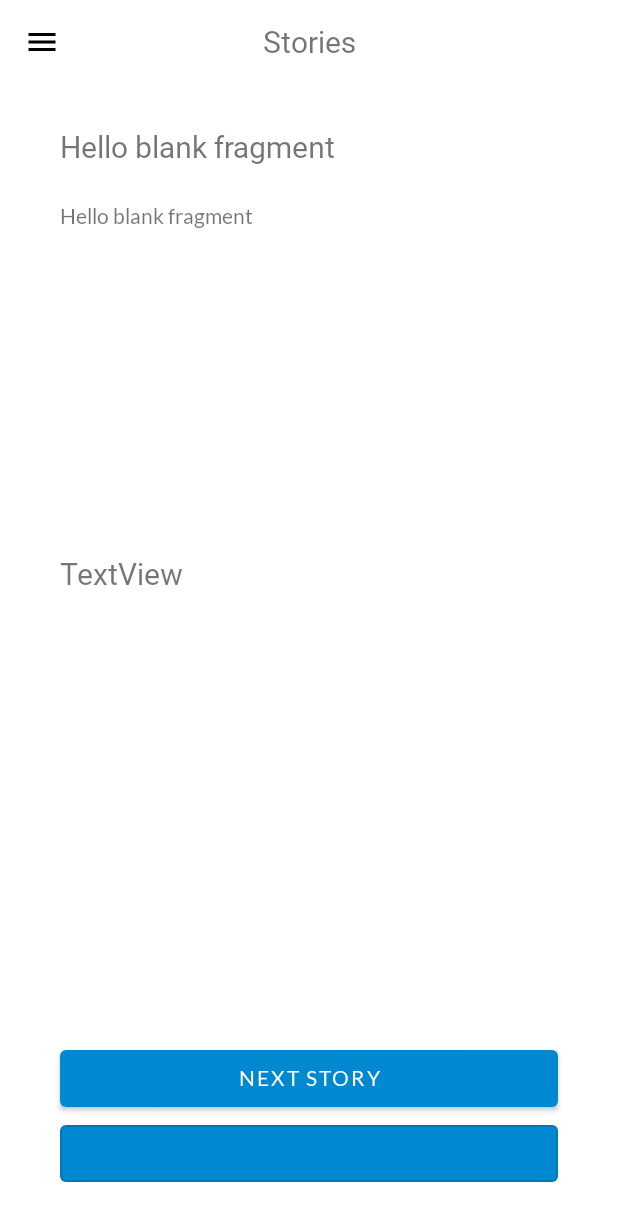
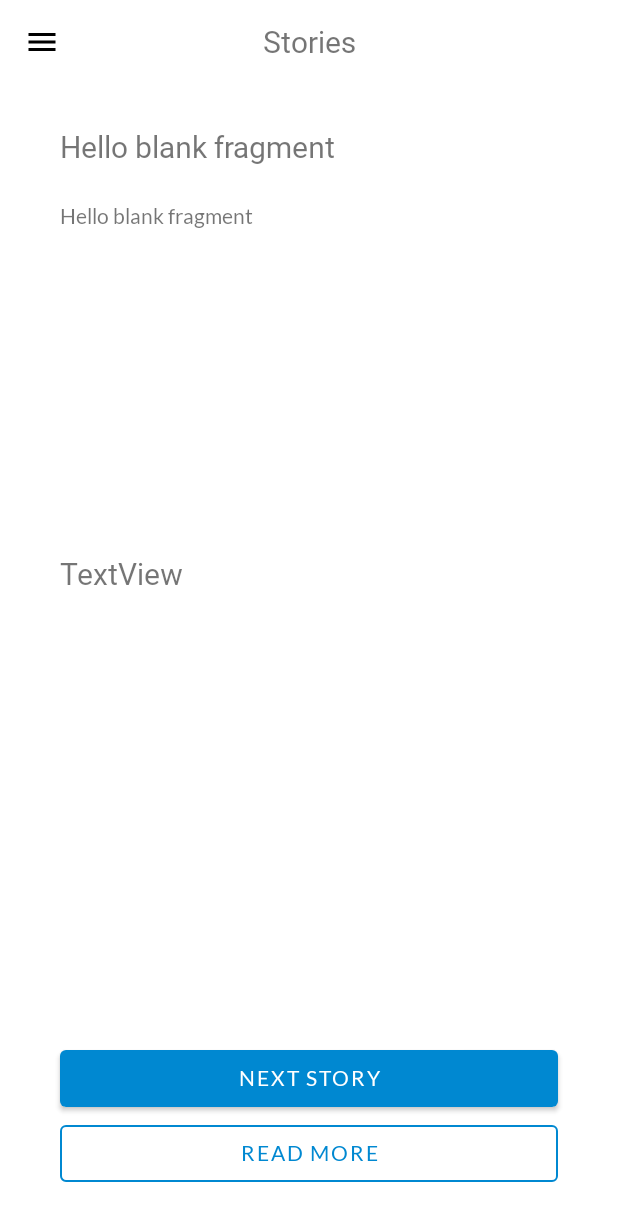
Before and after one commit to Jimmt/Homeless-Stories, an Android app: the fragment StoryEndFragment placed in its activity, on a phone screen of 412 x 824 dp. Shown: the top 1221 px of the screen. Run offline under Robolectric (Android 15) with nearby library versions, the phone set to English and light mode, and no system bars; Roboto replaces fonts that are not available here; 4 statements that could not run were skipped.

Commit message:
fix read more button, adjust JSON

```diff
--- a/app/src/main/assets/twigg.json
+++ b/app/src/main/assets/twigg.json
@@ -99,7 +99,7 @@
 		  {
 			"real":false,
 			"answer": "Keep cycling recreationally with little income from a part time job",
-      "answerText":"The average monthly pay for part time jobs in the U.S is $2,274 a month which is difficult given the multitude of life’s expenses such as rent, food, utilities, and car."
+      "answerText":"The average monthly pay for part time jobs in the U.S is $2,274 a month. This is a difficult number to work with, given the multitude of life’s expenses such as rent, food, utilities, and transportation."
 		  }
 		]
 	},
--- a/app/src/main/res/anim/slide_down.xml
+++ b/app/src/main/res/anim/slide_down.xml
@@ -1,6 +1,5 @@
 <?xml version="1.0" encoding="utf-8"?>
 <set xmlns:android="http://schemas.android.com/apk/res/android" >
-
     <translate
         android:duration="@integer/transition_animation_time"
         android:fromYDelta="0"
--- a/app/src/main/res/layout/fragment_story_end.xml
+++ b/app/src/main/res/layout/fragment_story_end.xml
@@ -80,7 +80,9 @@
             android:id="@+id/read_more_button"
             style="@style/CustomOutlineButton"
             android:layout_width="match_parent"
-            android:text="READ MORE" />
+            android:text="READ MORE"
+            android:textColor="@color/colorPrimary"
+            app:strokeColor="@color/colorPrimary" />
 
     </LinearLayout>
 
--- a/app/src/main/res/values/styles.xml
+++ b/app/src/main/res/values/styles.xml
@@ -25,7 +25,7 @@
         <item name="android:layout_marginLeft">@dimen/story_horizontal_margin</item>
         <item name="android:layout_marginRight">@dimen/story_horizontal_margin</item>
         <item name="android:layout_gravity">center</item>
-        <item name="backgroundTint">@color/colorPrimary</item>
+
     </style>
 
     <style name="StoryText" parent="android:Widget.TextView">
```
